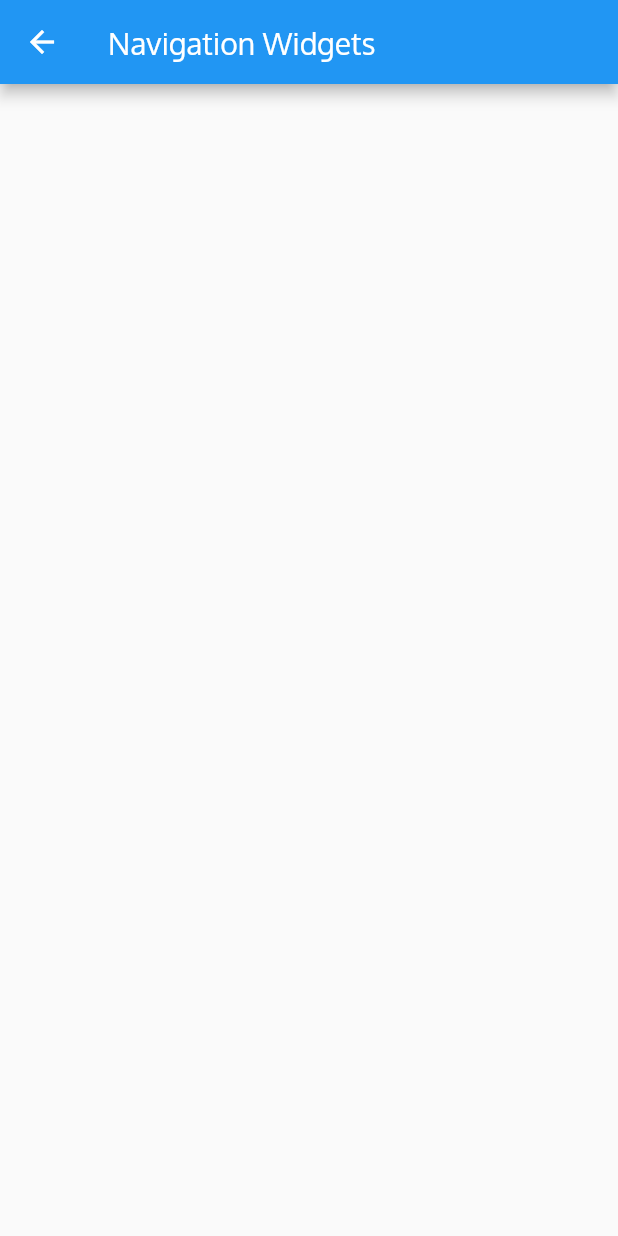
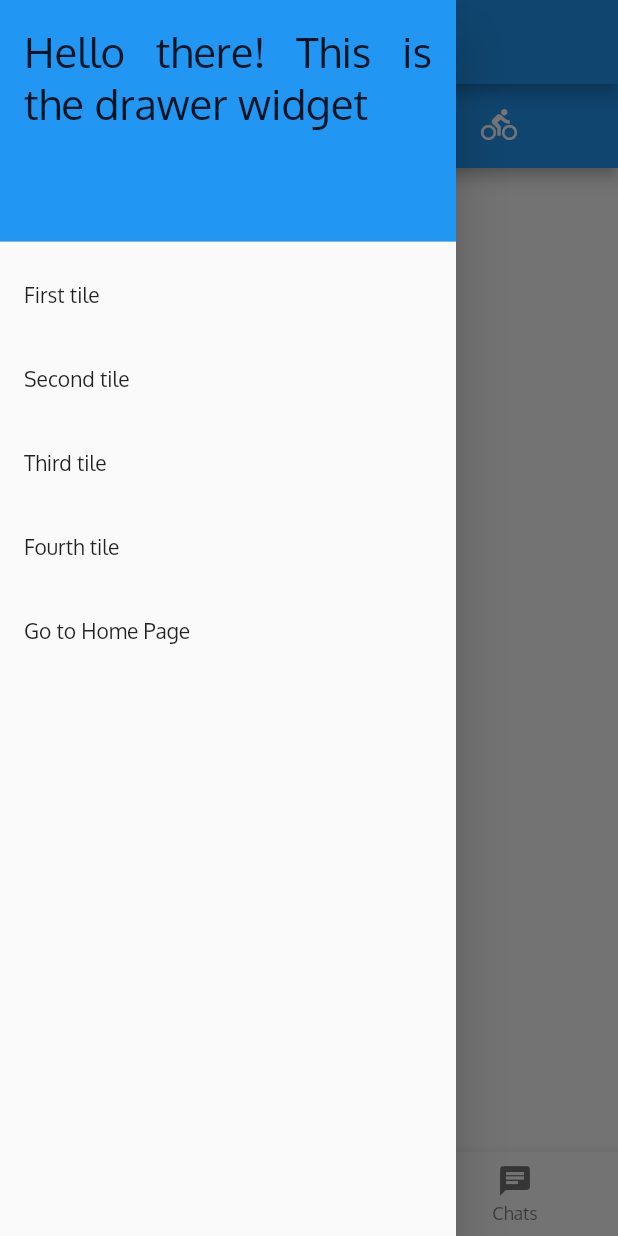
Before and after one commit to AdithyaSanyal/HackPrep-Flutter, a Flutter app: the NavigationScreen screen opened by its route, with the side drawer open (before the commit the screen has no drawer), on a phone screen of 412 x 824 dp. Run offline on Flutter 3.47's test engine with Material 2 defaults, Android fonts, the phone set to English and light mode, and no system bars; our stand-ins replace flutter_svg, flutter_vector_icons.

Commit message:
Designing Navigation page

```diff
--- a/lib/navig.dart
+++ b/lib/navig.dart
@@ -10,12 +10,125 @@ class NavigationScreen extends StatefulWidget {
 }
 
 class _NavigationScreenState extends State<NavigationScreen> {
+  int _selectedIndex = 0;
+  void _onItemTapped(int index) {
+    setState(() {
+      _selectedIndex = index;
+    });
+    print('You have selected index number ' + _selectedIndex.toString());
+  }
+
   @override
   Widget build(BuildContext context) {
     return Scaffold(
+      drawer: Drawer(
+        child: ListView(
+          children: [
+            DrawerHeader(
+              child: Text(
+                "Hello there! This is the drawer widget",
+                textAlign: TextAlign.justify,
+                textScaleFactor: 2.0,
+              ),
+              decoration: BoxDecoration(color: Colors.blue),
+            ),
+            DrawerTile(title: 'First tile'),
+            DrawerTile(title: 'Second tile'),
+            DrawerTile(title: 'Third tile'),
+            DrawerTile(title: 'Fourth tile'),
+            ListTile(
+              title: Text("Go to Home Page"),
+              onTap: () {
+                Navigator.pop(context);
+                Navigator.pop(context);
+              },
+            ),
+            // ListTile(
+            //   title: const Text("Second"),
+            //   onTap: () {
+            //     Navigator.pop(context);
+            //   },
+            // )
+          ],
+        ),
+      ),
       appBar: AppBar(
         title: const Text('Navigation Widgets'),
+      ),
+      body: DefaultTabController(
+        length: 3,
+        child: Scaffold(
+          appBar: AppBar(
+            automaticallyImplyLeading: false,
+            title: const TabBar(
+              tabs: [
+                Tab(icon: Icon(Icons.directions_car)),
+                Tab(icon: Icon(Icons.directions_transit)),
+                Tab(icon: Icon(Icons.directions_bike)),
+              ],
+              indicatorColor: Colors.white,
+            ),
+          ),
+          body: const TabBarView(
+            children: [
+              Icon(
+                Icons.directions_car,
+                size: 50.0,
+              ),
+              Icon(
+                Icons.directions_transit,
+                size: 50.0,
+              ),
+              Icon(
+                Icons.directions_bike,
+                size: 50.0,
+              ),
+            ],
+          ),
+        ),
+      ),
+      bottomNavigationBar: BottomNavigationBar(
+        items: const <BottomNavigationBarItem>[
+          BottomNavigationBarItem(
+            icon: Icon(Icons.call),
+            label: 'Calls',
+          ),
+          BottomNavigationBarItem(
+            icon: Icon(Icons.camera),
+            label: 'Camera',
+          ),
+          BottomNavigationBarItem(
+            icon: Icon(Icons.chat),
+            label: 'Chats',
+          ),
+        ],
+        currentIndex: _selectedIndex, //New
+        onTap: _onItemTapped,
       ),
     );
   }
 }
+
+class DrawerTile extends StatefulWidget {
+  final String title;
+  const DrawerTile({
+    Key? key,
+    required this.title,
+  }) : super(key: key);
+
+  @override
+  State<DrawerTile> createState() => _DrawerTileState();
+}
+
+class _DrawerTileState extends State<DrawerTile> {
+  @override
+  Widget build(BuildContext context) {
+    return ListTile(
+      title: Text(widget.title),
+      onTap: () {
+        Navigator.pop(context);
+        Navigator.pop(context);
+      },
+    );
+  }
+}
```
